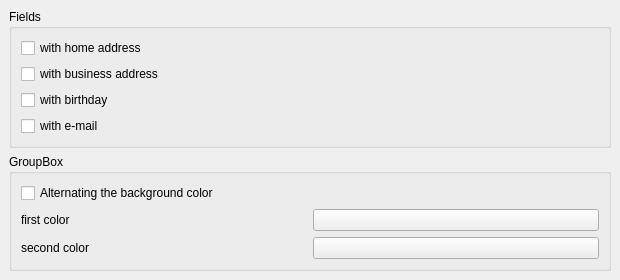
First picture: the form in kaddressbook/src/printing/compact/compactstyle.ui, repository KDE/kdepim, before the edit.
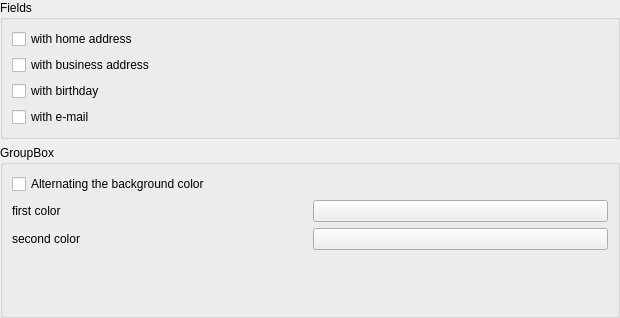
Second picture: the form after the edit. Custom widgets are drawn as their Qt base class.

Commit message: Remove duplicate margin

The edit to the form file:
```diff
--- a/kaddressbook/src/printing/compact/compactstyle.ui
+++ b/kaddressbook/src/printing/compact/compactstyle.ui
@@ -7,15 +7,24 @@
     <x>0</x>
     <y>0</y>
     <width>620</width>
-    <height>277</height>
+    <height>318</height>
    </rect>
   </property>
   <property name="windowTitle">
    <string>Appearance</string>
   </property>
   <layout class="QGridLayout">
-   <property name="margin">
-    <number>9</number>
+   <property name="leftMargin">
+    <number>0</number>
+   </property>
+   <property name="topMargin">
+    <number>0</number>
+   </property>
+   <property name="rightMargin">
+    <number>0</number>
+   </property>
+   <property name="bottomMargin">
+    <number>0</number>
    </property>
    <property name="spacing">
     <number>6</number>
@@ -136,6 +145,19 @@
         </property>
        </widget>
       </item>
+      <item row="3" column="0">
+       <spacer name="verticalSpacer">
+        <property name="orientation">
+         <enum>Qt::Vertical</enum>
+        </property>
+        <property name="sizeHint" stdset="0">
+         <size>
+          <width>20</width>
+          <height>40</height>
+         </size>
+        </property>
+       </spacer>
+      </item>
      </layout>
     </widget>
    </item>
```
The commit also changes 2 other files.
